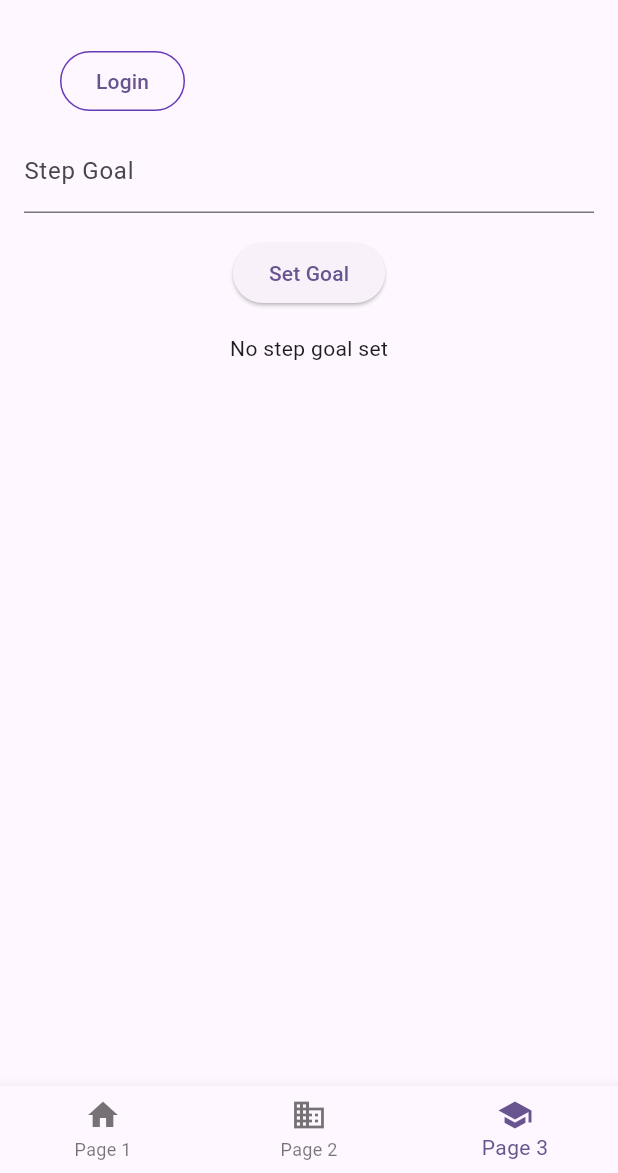
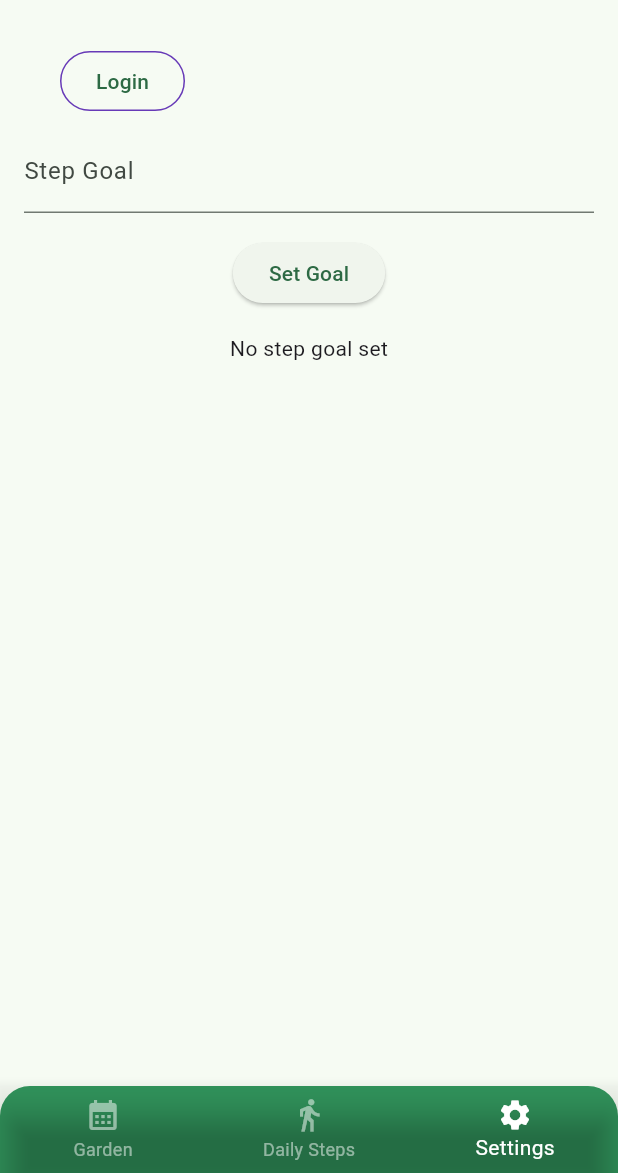
Before and after one commit to nicoalbe/flowalk, a Flutter app: the screen it shows after launch, item 3 of the bottom bar chosen, on a phone screen of 412 x 824 dp, the part 63-1236 px from its top. Run offline on Flutter 3.47's test engine with Material 3 defaults, Android fonts, the phone set to English and light mode, and no system bars; our stand-ins replace cloud_firestore, firebase_auth, firebase_core, go_router, google_fonts, pedometer; missing offline and left inert: firebase_ui_auth; accounts and stored records are empty.

Commit message:
bottom navigation

```diff
--- a/flowalk/lib/flower.dart
+++ b/flowalk/lib/flower.dart
@@ -23,13 +23,6 @@ class _FlowerPageState extends State<FlowerPage> {
           Consumer<ApplicationState>(
             builder: (context,appState,_) => StepFunc(loggedIn:appState.loggedIn)
             ),
-          const Divider(
-            height: 8,
-            thickness: 1,
-            indent: 8,
-            endIndent: 8,
-            color: Colors.grey,
-          ),
         ],
       ),
     );
--- a/flowalk/lib/homepage.dart
+++ b/flowalk/lib/homepage.dart
@@ -33,24 +33,36 @@ class _HomePageState extends State<HomePage> {
         index: _selectedIndex,
         children: _pages,
       ),
-      bottomNavigationBar: BottomNavigationBar(
+      bottomNavigationBar: Container(
+      decoration: BoxDecoration(
+        color: Color(0xFF32965D),
+        borderRadius: BorderRadius.only(
+          topLeft: Radius.circular(20.0),
+          topRight: Radius.circular(20.0),
+        ),
+      ),
+      child: BottomNavigationBar(
+        backgroundColor: Colors.transparent, // Set the background color of the BottomNavigationBar to transparent
+        selectedItemColor: Colors.white,
+        unselectedItemColor: Colors.white.withOpacity(0.5),
         items: const <BottomNavigationBarItem>[
           BottomNavigationBarItem(
-            icon: Icon(Icons.home),
-            label: 'Page 1',
+            icon: Icon(Icons.calendar_month),
+            label: 'Garden',
           ),
           BottomNavigationBarItem(
-            icon: Icon(Icons.business),
-            label: 'Page 2',
+            icon: Icon(Icons.directions_walk),
+            label: 'Daily Steps',
           ),
           BottomNavigationBarItem(
-            icon: Icon(Icons.school),
-            label: 'Page 3',
+            icon: Icon(Icons.settings),
+            label: 'Settings',
           ),
         ],
         currentIndex: _selectedIndex,
         onTap: _onItemTapped,
       ),
+    ),
     );
   }
 }
--- a/flowalk/lib/main.dart
+++ b/flowalk/lib/main.dart
@@ -104,7 +104,7 @@ class App extends StatelessWidget {
         buttonTheme: Theme.of(context).buttonTheme.copyWith(
               highlightColor: Colors.deepPurple,
             ),
-        colorScheme: ColorScheme.fromSeed(seedColor: Colors.deepPurple),
+        colorScheme: ColorScheme.fromSeed(seedColor:  Color(0xFF32965D)),
         textTheme: GoogleFonts.robotoTextTheme(
           Theme.of(context).textTheme,
         ),
```
